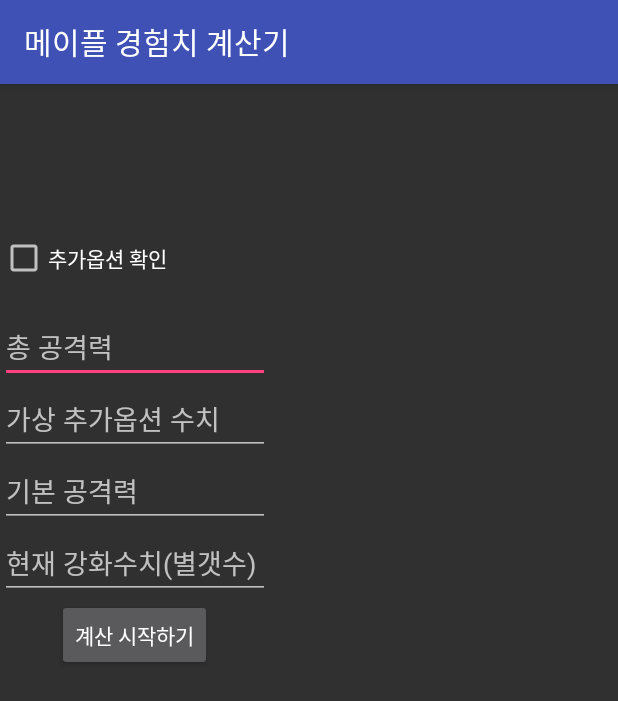
After one commit to ddo009/MapleStoryExpManager, an Android app: the StarForce_Calculater screen opened directly, with no data from a screen before it, on a phone screen of 412 x 824 dp. The commit adds this screen. Shown: the top 701 px of the screen. Run offline under Robolectric (Android 15) with nearby library versions, the phone set to English and light mode, and no system bars.

Commit message:
<1.3.1 Ver 업데이트. > 스타포스 역계산기 추가 예정.

```diff
--- a/app/src/main/AndroidManifest.xml
+++ b/app/src/main/AndroidManifest.xml
@@ -20,6 +20,7 @@
         </activity>
         <activity android:name="com.hyunseo.donghae.maplestoryexpmanager.Calculater_EXP" />
         <activity android:name=".LevelUpRoot" />
+        <activity android:name=".StarForce_Calculater" />
         <activity
             android:name="com.google.android.gms.ads.AdActivity"
             android:configChanges="keyboard|keyboardHidden|orientation|screenLayout|uiMode|screenSize|smallestScreenSize" />
--- /dev/null
+++ b/app/src/main/java/com/hyunseo/donghae/maplestoryexpmanager/StarForce_Calculater.java
@@ -0,0 +1,109 @@
+package com.hyunseo.donghae.maplestoryexpmanager;
+
+import android.os.Bundle;
+import android.support.v7.app.AppCompatActivity;
+import android.view.View;
+import android.widget.Button;
+import android.widget.CheckBox;
+import android.widget.CompoundButton;
+import android.widget.EditText;
+import android.widget.TextView;
+
+/**
+ * Created by donghaechoi on 2016. 2. 17..
+ */
+public class StarForce_Calculater extends AppCompatActivity implements CompoundButton.OnCheckedChangeListener, View.OnClickListener {
+
+    private CheckBox mCheckBox;
+    private TextView mPlusOptionTxt;
+    private EditText mAllAtkEdit;
+    private EditText mOptionEdit;
+    private EditText mStarQuntityEdit;
+    private EditText mNowAtkEdit;
+    private Button mCalculationBtn;
+    private TextView mResultStar;
+
+    protected void onCreate(Bundle savedInstanceState) {
+        super.onCreate(savedInstanceState);
+        setContentView(R.layout.activity_starforce);
+
+
+        mCheckBox = (CheckBox) findViewById(R.id.cehck_box);
+        mCheckBox.setOnCheckedChangeListener(this);
+
+        mPlusOptionTxt = (TextView) findViewById(R.id.plus_option);
+        mAllAtkEdit = (EditText) findViewById(R.id.all_atk);
+        mOptionEdit = (EditText) findViewById(R.id.option);
+        mNowAtkEdit = (EditText) findViewById(R.id.now_atk);
+        mStarQuntityEdit = (EditText) findViewById(R.id.star_quantity);
+
+        mCalculationBtn = (Button) findViewById(R.id.calculation_btn);
+        mCalculationBtn.setOnClickListener(this);
+
+        mResultStar = (TextView) findViewById(R.id.result_star);
+
+    }
+
+    @Override
+    public void onCheckedChanged(CompoundButton buttonView, boolean isChecked) {
+        if (isChecked) {
+            StringBuffer sb = new StringBuffer();
+            sb.append("[전사 무기 추가 옵션]\n- 한손도끼 : 0, 20, 29, 40, 53, 68\n- 한손둔기 : 0, 20, 29, 40, 53, 68\n- 한손검 : 0, 20, 29, 40, 53, 68\n- 두손도끼 : 0, 21, 31, 42, 55, 71\n- 두손둔기 : 0, 21, 31, 42, 55, 71\n- 두손검 : 0, 21, 31, 42, 55, 71\n- 데스페라도 : 0, 21, 31, 42, 55, 71\n- 창 : 0, 21, 31, 42, 55, 71\n- 폴암 : 0, 19, 27, 38, 49, 63\n- 제로무기 : 0, 8, 17, 28, 40, 55\n\n");
+            sb.append("[법사 무기 추가 옵션]\n- 완드 : 0, 25, 36, 49, 65, 83\n- 스태프 : 0, 25, 36, 50, 66, 84\n- 샤이닝로드 : 0, 25, 36, 49, 65, 83\n- ESP리미터 : 0, 25, 36, 50, 66, 84\n\n");
+            sb.append("[궁수 무기 추가 옵션]\n- 석궁 : 0, 20, 29, 40, 53, 68\n- 활 : 0, 20, 29, 39, 52, 66\n- 듀얼보우건 : 0,20, 29, 39, 52, 66\n\n");
+            sb.append("[도적 무기 추가 옵션]\n- 단검 : 0, 20, 29, 39, 52, 66\n- 아대 : 0, 11, 16, 21, 28, 36\n- 에너지소드 : 0, 16, 23, 31, 41, 53\n- 케인 : 0, 20, 29, 40, 53, 68\n\n");
+            sb.append("[해적 무기 추가 옵션]\n- 너클 : 0, 16, 23, 31, 41, 53\n- 총 : 0, 15, 22, 31, 40, 52\n- 에너지소드 : 0, 16, 23, 31, 41, 53\n- 소울슈터 : 0, 16, 23, 31, 41, 53\n- 캐논 : 0, 21, 31, 43, 56, 72");
+            mPlusOptionTxt.setText(sb);
+        } else {
+            mPlusOptionTxt.setVisibility(View.GONE);
+        }
+
+    }
+
+    @Override
+    public void onClick(View v) {
+        int total = Integer.parseInt(mAllAtkEdit.getText().toString());
+        int added = Integer.parseInt(mOptionEdit.getText().toString());
+        int stan = Integer.parseInt(mNowAtkEdit.getText().toString());
+        int star = Integer.parseInt(mStarQuntityEdit.getText().toString());
+        int cur = total - added;
+        int temp;
+        int minus;
+
+        if (v.getId() == mCalculationBtn.getId()) {
+            for (int i = 1; i <= star; star--) {
+                if (star <= 15) {
+                    if (cur < 50 && cur > 1) {
+                        minus = 1;
+                        cur -= minus;
+                    } else if (cur < 100 && cur >= 50) {
+                        minus = 2;
+                        cur -= minus;
+                    } else if (cur < 150 && cur >= 100) {
+                        minus = 3;
+                        cur -= minus;
+                    } else if (cur < 200 && cur >= 150) {
+                        minus = 4;
+                        cur -= minus;
+                    } else if (cur < 250 && cur >= 200) {
+                        minus = 5;
+                        cur -= minus;
+                    } else if (cur < 300 && cur >= 250) {
+                        minus = 6;
+                        cur -= minus;
+                    } else if (cur >= 300) {
+                        minus = 7;
+                        cur -= minus;
+                    }
+                }
+                if (star > 15) {
+                    minus = star - 8;
+                    cur -= minus;
+                }
+
+
+            }
+        }
+        mResultStar.setText(Integer.toString(cur));
+    }
+}
--- /dev/null
+++ b/app/src/main/res/layout/activity_starforce.xml
@@ -0,0 +1,78 @@
+<?xml version="1.0" encoding="utf-8"?>
+<LinearLayout xmlns:android="http://schemas.android.com/apk/res/android"
+    android:layout_width="match_parent"
+    android:layout_height="match_parent"
+    android:orientation="vertical">
+
+    <ScrollView
+        android:layout_width="match_parent"
+        android:layout_height="match_parent">
+
+        <LinearLayout
+            android:layout_width="wrap_content"
+            android:layout_height="wrap_content"
+            android:orientation="vertical">
+
+            <CheckBox
+                android:id="@+id/cehck_box"
+                android:layout_width="wrap_content"
+                android:layout_height="wrap_content"
+                android:layout_marginTop="100dp"
+                android:text="추가옵션 확인" />
+
+            <TextView
+                android:id="@+id/plus_option"
+                android:layout_width="wrap_content"
+                android:layout_height="wrap_content"
+                android:text="" />
+
+            <EditText
+                android:id="@+id/all_atk"
+                android:layout_width="180dp"
+                android:layout_height="wrap_content"
+                android:hint="총 공격력"
+                android:inputType="number"
+                android:singleLine="true" />
+
+            <EditText
+                android:id="@+id/option"
+                android:layout_width="180dp"
+                android:layout_height="wrap_content"
+                android:hint="가상 추가옵션 수치"
+                android:inputType="number"
+                android:singleLine="true" />
+
+            <EditText
+                android:id="@+id/now_atk"
+                android:layout_width="180dp"
+                android:layout_height="wrap_content"
+                android:hint="기본 공격력"
+                android:inputType="number"
+                android:singleLine="true" />
+
+            <EditText
+                android:id="@+id/star_quantity"
+                android:layout_width="180dp"
+                android:layout_height="wrap_content"
+                android:hint="현재 강화수치(별갯수)"
+                android:inputType="number"
+                android:singleLine="true" />
+
+            <Button
+                android:id="@+id/calculation_btn"
+                android:layout_width="wrap_content"
+                android:layout_height="wrap_content"
+                android:layout_gravity="center"
+                android:text="계산 시작하기" />
+
+            <TextView
+                android:id="@+id/result_star"
+                android:layout_width="wrap_content"
+                android:layout_height="wrap_content"
+                android:text="" />
+
+
+        </LinearLayout>
+    </ScrollView>
+
+</LinearLayout>
```
Also changed, not shown: app/src/main/java/com/hyunseo/donghae/maplestoryexpmanager/MainActivity.java (+9 -0 lines), app/src/main/res/layout/activity_main.xml (+20 -12 lines), 1 other file.
